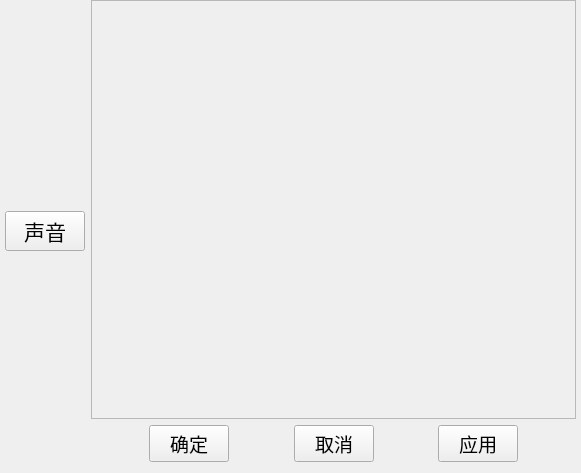
Old version of the form src/ui/page/GameSettingWidget.ui in the repository CodingRookie98/Sudoku-Solo.
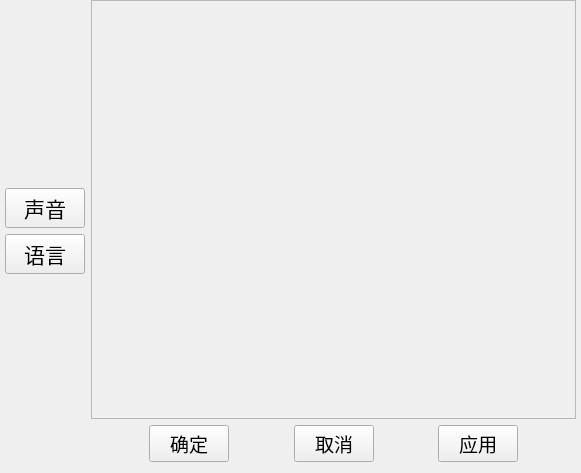
New version of the form. Custom widgets are drawn as their Qt base class.

The edit to the form file:
```diff
--- a/src/ui/page/GameSettingWidget.ui
+++ b/src/ui/page/GameSettingWidget.ui
@@ -26,7 +26,20 @@
    <item>
     <layout class="QVBoxLayout" name="verticalLayout_SettingOptions">
      <item>
-      <widget class="GameButton" name="pushButton_3">
+      <spacer name="verticalSpacer">
+       <property name="orientation">
+        <enum>Qt::Vertical</enum>
+       </property>
+       <property name="sizeHint" stdset="0">
+        <size>
+         <width>20</width>
+         <height>40</height>
+        </size>
+       </property>
+      </spacer>
+     </item>
+     <item>
+      <widget class="GameButton" name="btnVoice">
        <property name="font">
         <font>
          <pointsize>16</pointsize>
@@ -37,6 +50,31 @@
        </property>
       </widget>
      </item>
+     <item>
+      <widget class="GameButton" name="btnLanguage">
+       <property name="font">
+        <font>
+         <pointsize>16</pointsize>
+        </font>
+       </property>
+       <property name="text">
+        <string>语言</string>
+       </property>
+      </widget>
+     </item>
+     <item>
+      <spacer name="verticalSpacer_2">
+       <property name="orientation">
+        <enum>Qt::Vertical</enum>
+       </property>
+       <property name="sizeHint" stdset="0">
+        <size>
+         <width>20</width>
+         <height>40</height>
+        </size>
+       </property>
+      </spacer>
+     </item>
     </layout>
    </item>
    <item>
```
Left out of the diff: 28 changed lines with no effect on the pictures.
